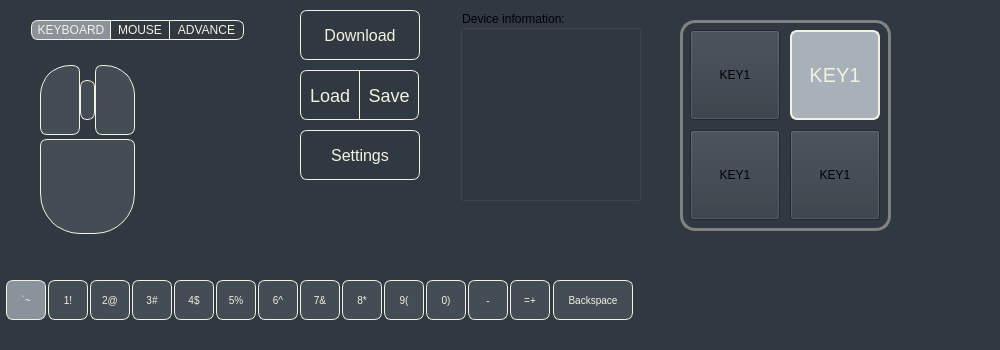
Above: KeyBoardSetter/KeyboardSetter/configwindow.ui from TabbycatPie/CustomKeyboard before the change. Below: the same form after it.
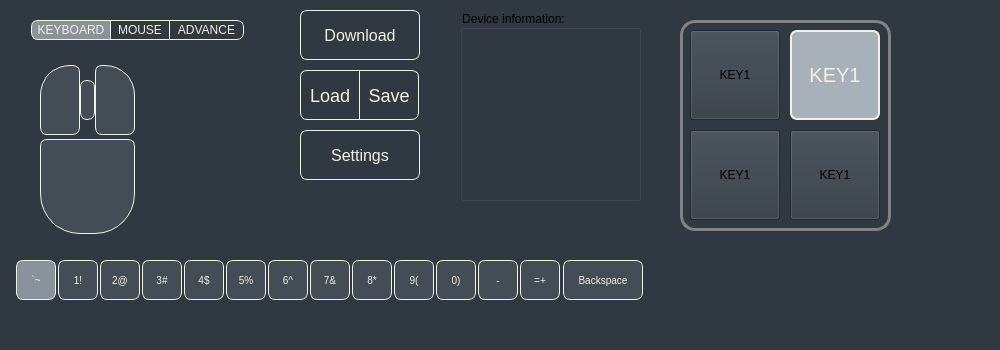
That is the form after the change.

```diff
--- a/KeyBoardSetter/KeyboardSetter/configwindow.ui
+++ b/KeyBoardSetter/KeyboardSetter/configwindow.ui
@@ -66,8 +66,8 @@
    <widget class="QPushButton" name="pushButton_5">
     <property name="geometry">
      <rect>
-      <x>6</x>
-      <y>280</y>
+      <x>16</x>
+      <y>260</y>
       <width>40</width>
       <height>40</height>
      </rect>
@@ -224,8 +224,8 @@
    <widget class="QPushButton" name="pushButton_6">
     <property name="geometry">
      <rect>
-      <x>132</x>
-      <y>280</y>
+      <x>142</x>
+      <y>260</y>
       <width>40</width>
       <height>40</height>
      </rect>
@@ -255,8 +255,8 @@
    <widget class="QPushButton" name="pushButton_7">
     <property name="geometry">
      <rect>
-      <x>90</x>
-      <y>280</y>
+      <x>100</x>
+      <y>260</y>
       <width>40</width>
       <height>40</height>
      </rect>
@@ -286,8 +286,8 @@
    <widget class="QPushButton" name="pushButton_8">
     <property name="geometry">
      <rect>
-      <x>48</x>
-      <y>280</y>
+      <x>58</x>
+      <y>260</y>
       <width>40</width>
       <height>40</height>
      </rect>
@@ -317,8 +317,8 @@
    <widget class="QPushButton" name="pushButton_9">
     <property name="geometry">
      <rect>
-      <x>174</x>
-      <y>280</y>
+      <x>184</x>
+      <y>260</y>
       <width>40</width>
       <height>40</height>
      </rect>
@@ -348,8 +348,8 @@
    <widget class="QPushButton" name="pushButton_10">
     <property name="geometry">
      <rect>
-      <x>300</x>
-      <y>280</y>
+      <x>310</x>
+      <y>260</y>
       <width>40</width>
       <height>40</height>
      </rect>
@@ -379,8 +379,8 @@
    <widget class="QPushButton" name="pushButton_11">
     <property name="geometry">
      <rect>
-      <x>258</x>
-      <y>280</y>
+      <x>268</x>
+      <y>260</y>
       <width>40</width>
       <height>40</height>
      </rect>
@@ -410,8 +410,8 @@
    <widget class="QPushButton" name="pushButton_12">
     <property name="geometry">
      <rect>
-      <x>216</x>
-      <y>280</y>
+      <x>226</x>
+      <y>260</y>
       <width>40</width>
       <height>40</height>
      </rect>
@@ -441,8 +441,8 @@
    <widget class="QPushButton" name="pushButton_13">
     <property name="geometry">
      <rect>
-      <x>342</x>
-      <y>280</y>
+      <x>352</x>
+      <y>260</y>
       <width>40</width>
       <height>40</height>
      </rect>
@@ -472,8 +472,8 @@
    <widget class="QPushButton" name="pushButton_14">
     <property name="geometry">
      <rect>
-      <x>384</x>
-      <y>280</y>
+      <x>394</x>
+      <y>260</y>
       <width>40</width>
       <height>40</height>
      </rect>
@@ -503,8 +503,8 @@
    <widget class="QPushButton" name="pushButton_15">
     <property name="geometry">
      <rect>
-      <x>426</x>
-      <y>280</y>
+      <x>436</x>
+      <y>260</y>
       <width>40</width>
       <height>40</height>
      </rect>
@@ -534,8 +534,8 @@
    <widget class="QPushButton" name="pushButton_17">
     <property name="geometry">
      <rect>
-      <x>553</x>
-      <y>280</y>
+      <x>563</x>
+      <y>260</y>
       <width>80</width>
       <height>40</height>
      </rect>
@@ -565,8 +565,8 @@
    <widget class="QPushButton" name="pushButton_18">
     <property name="geometry">
      <rect>
-      <x>468</x>
-      <y>280</y>
+      <x>478</x>
+      <y>260</y>
       <width>40</width>
       <height>40</height>
      </rect>
@@ -596,8 +596,8 @@
    <widget class="QPushButton" name="pushButton_16">
     <property name="geometry">
      <rect>
-      <x>510</x>
-      <y>280</y>
+      <x>520</x>
+      <y>260</y>
       <width>40</width>
       <height>40</height>
      </rect>
```
